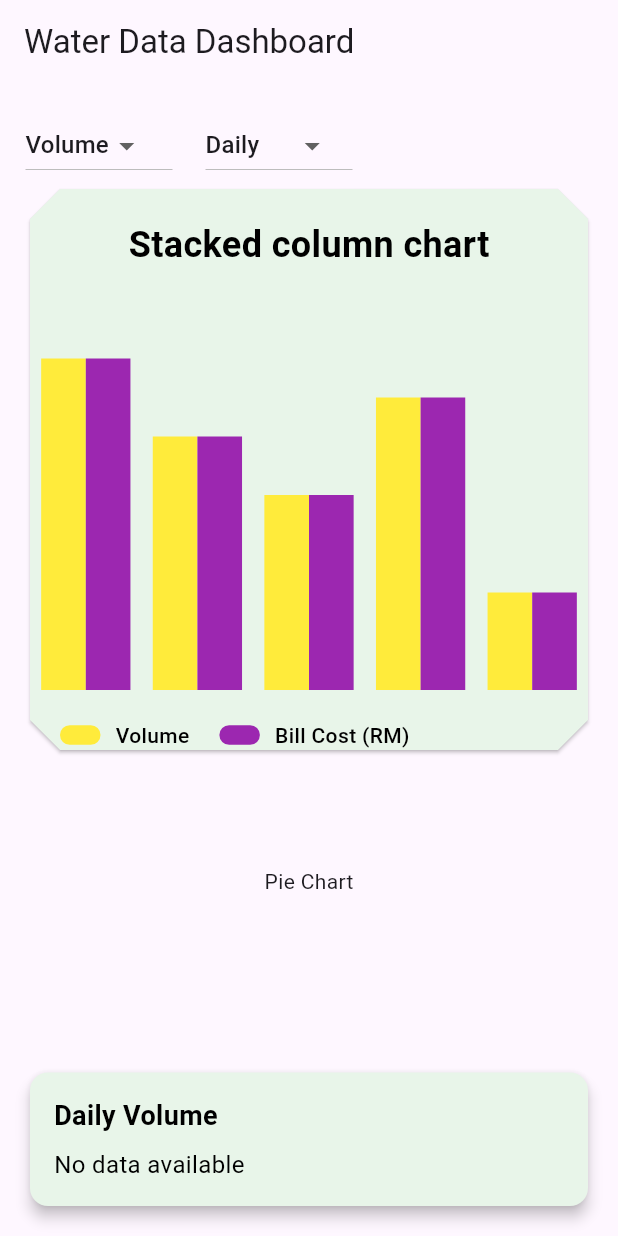
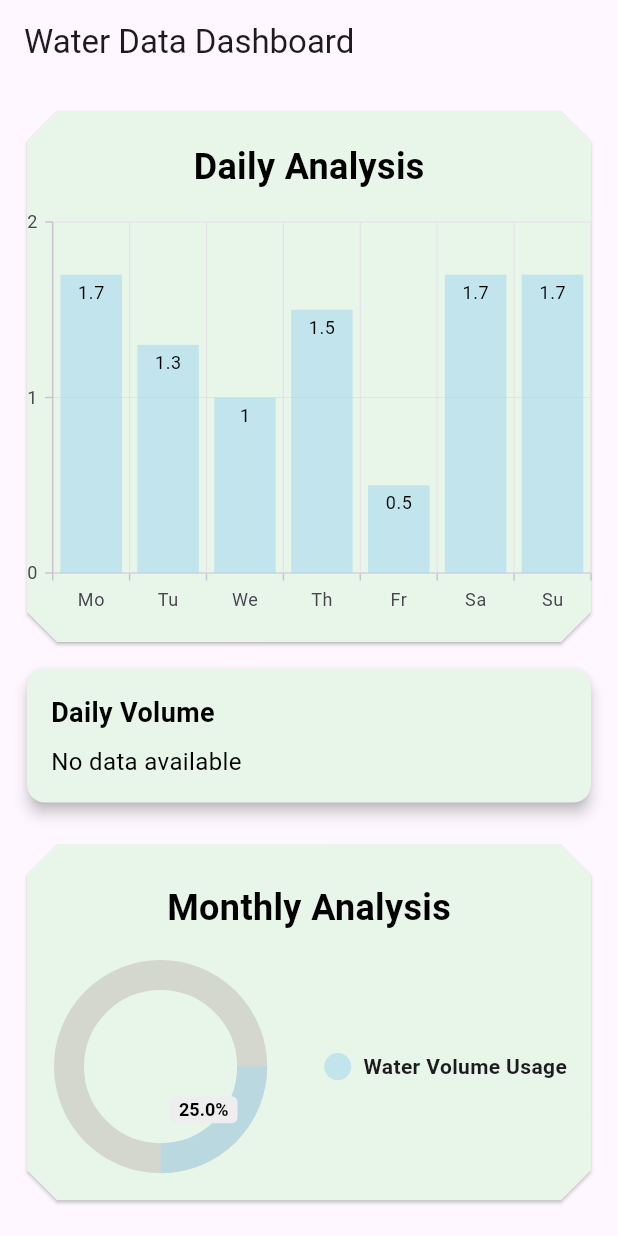
Before and after one commit to yanaazani/final_year_project, a Flutter app: the Dashboard screen opened directly, on a phone screen of 412 x 824 dp. Run offline on Flutter 3.47's test engine with Material 3 defaults, Android fonts, the light colour scheme and no system bars; drawn by our look-alikes of pie_chart; our stand-ins replace fl_chart, fluttertoast, font_awesome_flutter, google_fonts, google_sign_in, image_picker and 4 more; missing offline and left inert: art_sweetalert, onesignal_flutter; project files that could hold a hidden picture were left out.

Commit message:
14/5/2024

```diff
--- a/florahub/lib/view/dashboard/storage details.dart
+++ b/florahub/lib/view/dashboard/storage details.dart
@@ -1,8 +1,9 @@
-import 'package:florahub/controller/RequestController.dart';
+// ignore: unused_import
+import 'package:fl_chart/fl_chart.dart' hide PieChart;
 import 'package:flutter/material.dart';
+import 'package:intl/intl.dart';
 import 'package:syncfusion_flutter_charts/charts.dart';
-import 'package:http/http.dart' as http;
-import 'dart:convert';
+import 'package:pie_chart/pie_chart.dart';
 
 class StorageDetails extends StatelessWidget {
   @override
@@ -24,6 +25,16 @@ class Dashboard extends StatefulWidget {
 }
 
 class _DashboardState extends State<Dashboard> {
+  List<SalesData> _lineChartData = [];
+  TooltipBehavior _tooltipBehavior = TooltipBehavior(enable: true);
+  final dataMap = <String, double>{
+    "Water Volume Usage": 5,
+  };
+
+  final colorList = <Color>[
+    Color.fromARGB(148, 167, 216, 238),
+  ];
+
   double dailyVolume = 0.0;
   double dailyAmount = 0.0;
   double monthlyVolume = 0.0;
@@ -37,80 +48,11 @@ class _DashboardState extends State<Dashboard> {
 
   get yValueMapper => null; // Default to Pie chart
 
-// Define variables to hold fetched data
-  List<double> dailyVolumes = [];
-  List<double> dailyAmounts = [];
-  List<double> monthlyVolumes = [];
-  List<double> monthlyAmounts = [];
-  List<double> yearlyVolumes = [];
-  List<double> yearlyAmounts = [];
-
-  Future<void> fetchData() async {
-    WebRequestController dailyVolumeController =
-        WebRequestController(path: 'water/totalVolumeDaily');
-    WebRequestController dailyAmountController =
-        WebRequestController(path: 'water/totalCostDaily');
-    WebRequestController monthlyVolumeController =
-        WebRequestController(path: 'water/totalVolumeMonthly');
-    WebRequestController monthlyAmountController =
-        WebRequestController(path: 'water/totalCostMonthly');
-    WebRequestController yearlyVolumeController =
-        WebRequestController(path: 'water/totalVolumeYearly');
-    WebRequestController yearlyAmountController =
-        WebRequestController(path: 'water/totalCostYearly');
-
-    await dailyVolumeController.get();
-    await dailyAmountController.get();
-    await monthlyVolumeController.get();
-    await monthlyAmountController.get();
-    await yearlyVolumeController.get();
-    await yearlyAmountController.get();
-
-    try {
-      if (dailyVolumeController.status() == 200 &&
-          dailyAmountController.status() == 200 &&
-          monthlyVolumeController.status() == 200 &&
-          monthlyAmountController.status() == 200 &&
-          yearlyVolumeController.status() == 200 &&
-          yearlyAmountController.status() == 200) {
-        var dailyVolumeData = dailyVolumeController.result();
-        var dailyAmountData = dailyAmountController.result();
-        var monthlyVolumeData = monthlyVolumeController.result();
-        var monthlyAmountData = monthlyAmountController.result();
-        var yearlyVolumeData = yearlyVolumeController.result();
-        var yearlyAmountData = yearlyAmountController.result();
-
-        setState(() {
-          dailyVolumes = parseResponse(dailyVolumeData);
-          dailyAmounts = parseResponse(dailyAmountData);
-          monthlyVolumes = parseResponse(monthlyVolumeData);
-          monthlyAmounts = parseResponse(monthlyAmountData);
-          yearlyVolumes = parseResponse(yearlyVolumeData);
-          yearlyAmounts = parseResponse(yearlyAmountData);
-        });
-      } else {
-       print('Failed to load data');
-      }
-    } catch (e) {
-      print('Error fetching data : $e');
-    }
-  }
-
-  // Helper method to parse JSON response
-  List<double> parseResponse(http.Response response) {
-    if (response.statusCode == 200) {
-      List<dynamic> data = json.decode(response.body);
-      return data.map<double>((item) => item['volume'] as double).toList();
-    } else {
-      throw Exception('Failed to load data');
-    }
-  }
-
   @override
   void initState() {
+    _lineChartData = getChartData();
+    _tooltipBehavior = TooltipBehavior(enable: true);
     super.initState();
-    // Fetch data when the widget initializes
-    fetchData();
   }
 
   @override
@@ -119,12 +61,13 @@ class _DashboardState extends State<Dashboard> {
         appBar: AppBar(
           title: Text('Water Data Dashboard'),
         ),
-      body: Container(
-        padding: EdgeInsets.all(16.0),
+        body: SingleChildScrollView(
+          child: Container(
+            padding: EdgeInsets.all(14),
             child: Column(
               crossAxisAlignment: CrossAxisAlignment.stretch,
               children: [
-            Row(
+                /*Row(
               children: [
                 // Dropdown menu for selecting report type
                 _buildDropdownButton(selectedReportType, ['Volume', 'Cost'],
@@ -144,7 +87,7 @@ class _DashboardState extends State<Dashboard> {
                 }),
                 SizedBox(width: 20)
               ],
-            ),
+            ),*/
                 Card(
                   color: const Color.fromRGBO(232, 245, 233, 1),
                   surfaceTintColor: const Color.fromRGBO(232, 245, 233, 1),
@@ -168,7 +111,7 @@ class _DashboardState extends State<Dashboard> {
                                           height: 20,
                                         ),
                                         Text(
-                                      'Stacked column chart',
+                                          'Daily Analysis',
                                           style: TextStyle(
                                               fontSize: 24,
                                               fontWeight: FontWeight.w700,
@@ -181,34 +124,38 @@ class _DashboardState extends State<Dashboard> {
                                 child: Image.asset('assets/images/kids.png'))*/
                               ],
                             ),
+                            // Daily Volume Chart
                             SfCartesianChart(
+                              //title: ChartTitle(text: 'Daily Analysis'),
                               margin: EdgeInsets.symmetric(vertical: 20),
                               borderWidth: 0,
                               plotAreaBorderWidth: 0,
                               primaryXAxis: CategoryAxis(
-                            isVisible: false,
-                          ),
+                                isVisible: true,
+                              ), // x-axis
                               primaryYAxis: NumericAxis(
-                            isVisible: false,
+                                isVisible: true,
                                 minimum: 0,
                                 maximum: 2,
-                            interval: 0.5,
-                          ),
+                                interval: 1,
+                              ), // y-axis
                               series: <CartesianSeries>[
                                 ColumnSeries<ChartColumnData, String>(
                                   dataSource: chartData,
                                   width: 0.8,
-                              color: Colors.yellow,
-                              xValueMapper: (ChartColumnData data, _) => data.x,
-                              yValueMapper: (ChartColumnData data, _) => data.y,
+                                  color: Color.fromARGB(148, 167, 216, 238),
+                                  xValueMapper: (ChartColumnData data, _) =>
+                                      data.x,
+                                  yValueMapper: (ChartColumnData data, _) =>
+                                      data.y,
+                                  dataLabelSettings: DataLabelSettings(
+                                    isVisible: true, // Show data labels
+                                    labelAlignment: ChartDataLabelAlignment
+                                        .top, // Align labels at the top of columns
+                                    labelPosition: ChartDataLabelPosition
+                                        .outside, // Position labels outside the columns
+                                    textStyle: TextStyle(fontSize: 12),
                                   ),
-                            ColumnSeries<ChartColumnData, String>(
-                              dataSource: chartData,
-                              width: 0.8,
-                              color: Colors.purple,
-                              xValueMapper: (ChartColumnData data, _) => data.x,
-                              yValueMapper: (ChartColumnData data, _) =>
-                                  data.y1,
                                 ),
                               ],
                             ),
@@ -217,7 +164,7 @@ class _DashboardState extends State<Dashboard> {
                                 SizedBox(
                                   width: 20,
                                 ),
-                            Container(
+                                /*Container(
                               width: 27,
                               height: 13,
                               decoration: BoxDecoration(
@@ -233,26 +180,9 @@ class _DashboardState extends State<Dashboard> {
                                   fontSize: 14,
                                   fontWeight: FontWeight.w500,
                                   color: Colors.black),
-                            ),
+                            ),*/
                                 SizedBox(
                                   width: 20,
-                            ),
-                            Container(
-                              width: 27,
-                              height: 13,
-                              decoration: BoxDecoration(
-                                  color: Colors.purple,
-                                  borderRadius: BorderRadius.circular(20)),
-                            ),
-                            SizedBox(
-                              width: 10,
-                            ),
-                            Text(
-                              'Bill Cost (RM)',
-                              style: TextStyle(
-                                  fontSize: 14,
-                                  fontWeight: FontWeight.w500,
-                                  color: Colors.black),
                                 ),
                               ],
                             )
@@ -262,26 +192,177 @@ class _DashboardState extends State<Dashboard> {
                     ],
                   ),
                 ),
+                SizedBox(height: 10),
+                // Display data based on selected report time
+                _buildDataCard(
+                    selectedReportTime, _getReportData(selectedReportTime)),
+                SizedBox(height: 20),
+                Card(
+                  color: const Color.fromRGBO(232, 245, 233, 1),
+                  surfaceTintColor: const Color.fromRGBO(232, 245, 233, 1),
+                  shape: BeveledRectangleBorder(
+                    borderRadius: BorderRadius.circular(20),
+                  ),
+                  child: Column(
+                    children: [
+                      Container(
+                        padding: EdgeInsets.symmetric(vertical: 20),
+                        child: Column(
+                          children: [
+                            Row(
+                              children: [
                                 Expanded(
+                                    flex: 4,
                                     child: Column(
-                mainAxisAlignment: MainAxisAlignment.center,
                                       children: [
-                  // Chart based on selected type
-                  selectedChartType == 'Bar'
-                      ? _buildBarChart()
-                      : _buildPieChart(),
+                                        SizedBox(
+                                          height: 5,
+                                        ),
+                                        Text(
+                                          'Monthly Analysis',
+                                          style: TextStyle(
+                                              fontSize: 24,
+                                              fontWeight: FontWeight.w700,
+                                              color: Colors.black),
+                                        ),
+                                        SizedBox(
+                                          height: 20,
+                                        ),
+                                      ],
+                                    )),
+                                /*Expanded(
+                                flex: 2,
+                                child: Image.asset('assets/images/kids.png'))*/
+                              ],
+                            ),
+                            Padding(
+                              padding: EdgeInsets.only(
+                                left: 20,
+                              ),
+                              child: PieChart(
+                                dataMap: dataMap,
+                                chartType: ChartType.ring,
+                                baseChartColor: Color.fromARGB(255, 97, 42, 42)!
+                                    .withOpacity(0.15),
+                                colorList: colorList,
+                                chartValuesOptions: ChartValuesOptions(
+                                  showChartValuesInPercentage: true,
+                                ),
+                                totalValue: 20,
+                              ),
+                            )
+                          ],
+                        ),
+                      )
+                    ],
+                  ),
+                ),
+                SizedBox(height: 20),
+                Card(
+                  color: const Color.fromRGBO(232, 245, 233, 1),
+                  surfaceTintColor: const Color.fromRGBO(232, 245, 233, 1),
+                  shape: BeveledRectangleBorder(
+                    borderRadius: BorderRadius.circular(20),
+                  ),
+                  child: Column(
+                    children: [
+                      Container(
+                        //padding:
+                        //  EdgeInsets.symmetric(horizontal: 100, vertical: 100),
+                        child: Column(
+                          children: [
+                            Row(
+                              children: [
+                                Expanded(
+                                    flex: 4,
+                                    child: Column(
+                                      children: [
+                                        SizedBox(
+                                          height: 20,
+                                        ),
+                                        Text(
+                                          'Yearly Analysis',
+                                          style: TextStyle(
+                                              fontSize: 24,
+                                              fontWeight: FontWeight.w700,
+                                              color: Colors.black),
+                                        )
+                                      ],
+                                    )),
+                                /*Expanded(
+                                flex: 2,
+                                child: Image.asset('assets/images/kids.png'))*/
+                              ],
+                            ),
+                            // Daily Volume Chart
+                            // Monthly Volume Chart
+                            SfCartesianChart(
+                              //title: ChartTitle(text: 'Yearly Analysis'),
+                              legend: Legend(isVisible: true),
+                              tooltipBehavior: _tooltipBehavior,
+                              series: <CartesianSeries>[
+                                LineSeries<SalesData, double>(
+                                  // Use LineSeries explicitly
+                                  name: 'Sales',
+                                  dataSource: _lineChartData,
+                                  xValueMapper: (SalesData sales, _) =>
+                                      sales.year,
+                                  yValueMapper: (SalesData sales, _) =>
+                                      sales.sales,
+                                  dataLabelSettings:
+                                      DataLabelSettings(isVisible: true),
+                                ),
+                              ],
+                              primaryXAxis: NumericAxis(
+                                edgeLabelPlacement: EdgeLabelPlacement.shift,
+                              ),
+                              primaryYAxis: NumericAxis(
+                                labelFormat: "{value}M",
+                                numberFormat: NumberFormat.simpleCurrency(
+                                    decimalDigits: 0),
+                              ),
+                            ),
+
+                            Row(
+                              children: [
+                                SizedBox(
+                                  width: 20,
+                                ),
+                                /*Container(
+                              width: 27,
+                              height: 13,
+                              decoration: BoxDecoration(
+                                  color: Colors.yellow,
+                                  borderRadius: BorderRadius.circular(20)),
+                            ),
+                            SizedBox(
+                              width: 10,
+                            ),
+                            Text(
+                              'Volume',
+                              style: TextStyle(
+                                  fontSize: 14,
+                                  fontWeight: FontWeight.w500,
+                                  color: Colors.black),
+                            ),*/
+                                SizedBox(
+                                  width: 20,
+                                ),
+                              ],
+                            )
+                          ],
+                        ),
+                      )
+                    ],
+                  ),
+                ),
+                _buildDataCard(
+                    selectedReportTime, _getReportData(selectedReportTime)),
                 SizedBox(height: 20),
               ],
             ),
           ),
-            SizedBox(height: 20),
-            // Display data based on selected report time
-            _buildDataCard(
-                selectedReportTime, _getReportData(selectedReportTime)),
-          ],
-        ),
-      ),
-    );
+        ));
   }
 
   Widget _buildDropdownButton(
@@ -376,19 +457,38 @@ class _DashboardState extends State<Dashboard> {
       ),
     );
   }
+
+  List<SalesData> getChartData() {
+    final List<SalesData> lineChartData = [
+      SalesData(2017, 25),
+      SalesData(2018, 20),
+      SalesData(2019, 10),
+      SalesData(2020, 15),
+      SalesData(2021, 20),
+    ];
+    return lineChartData;
+  }
 }
 
+class SalesData {
+  SalesData(this.year, this.sales);
+  final double year;
+  final double sales;
+}
+
+// Bar Chart - Daily Volume Chart
 class ChartColumnData {
-  ChartColumnData(this.x, this.y, this.y1);
+  ChartColumnData(this.x, this.y);
   final String x;
   final double? y;
-  final double? y1;
 }
 
 final List<ChartColumnData> chartData = <ChartColumnData>[
-  ChartColumnData('Mo', 1.7, 1.7),
-  ChartColumnData('Tu', 1.3, 1.3),
-  ChartColumnData('We', 1, 1),
-  ChartColumnData('Th', 1.5, 1.5),
-  ChartColumnData('Fr', 0.5, 0.5),
+  ChartColumnData('Mo', 1.7),
+  ChartColumnData('Tu', 1.3),
+  ChartColumnData('We', 1),
+  ChartColumnData('Th', 1.5),
+  ChartColumnData('Fr', 0.5),
+  ChartColumnData('Sa', 1.7),
+  ChartColumnData('Su', 1.7),
 ];
--- a/florahub/pubspec.yaml
+++ b/florahub/pubspec.yaml
@@ -62,6 +62,8 @@ dependencies:
   webview_flutter_android: ^3.16.1
   fl_chart: ^0.68.0
   syncfusion_flutter_charts: ^25.2.3+1
+  intl: ^0.19.0
+  pie_chart: ^5.4.0
 
 dev_dependencies:
   flutter_test:
```
Also changed, not shown: florahub/pubspec.lock. Lines whose indentation alone changed are shown as unchanged.
